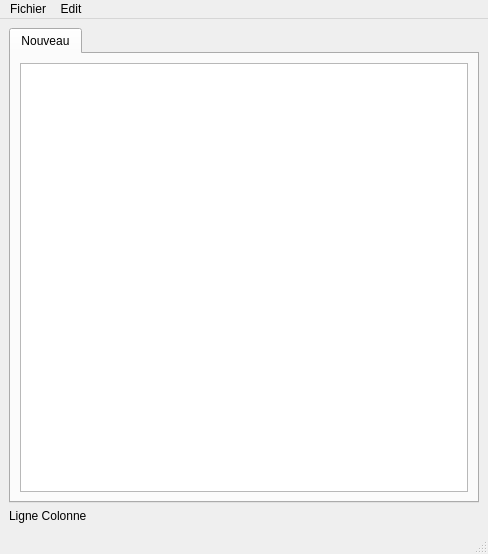
Before: the Qt Designer form mainwindow.ui in jpphi/AjcTextEdit, drawn with Qt 5.
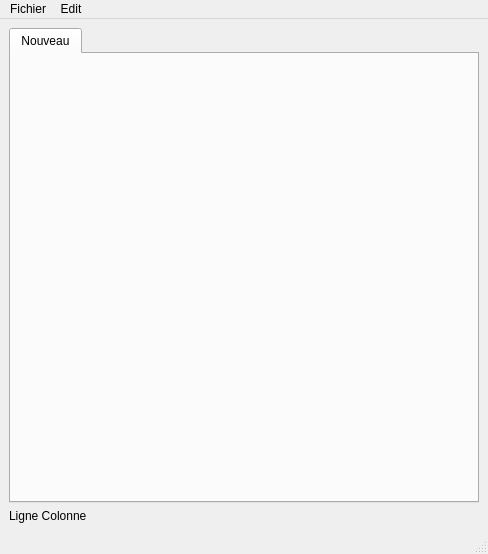
After: the same form once the commit is applied.

Commit message: Difficulté à sauvegarder

Diff of the .ui file:
```diff
--- a/mainwindow.ui
+++ b/mainwindow.ui
@@ -24,11 +24,7 @@
        <attribute name="title">
         <string>Nouveau</string>
        </attribute>
-       <layout class="QVBoxLayout" name="verticalLayout">
-        <item>
-         <widget class="QPlainTextEdit" name="plainTextEdit"/>
-        </item>
-       </layout>
+       <layout class="QVBoxLayout" name="verticalLayout"/>
       </widget>
      </widget>
     </item>
```
The commit also changes 2 other files.
